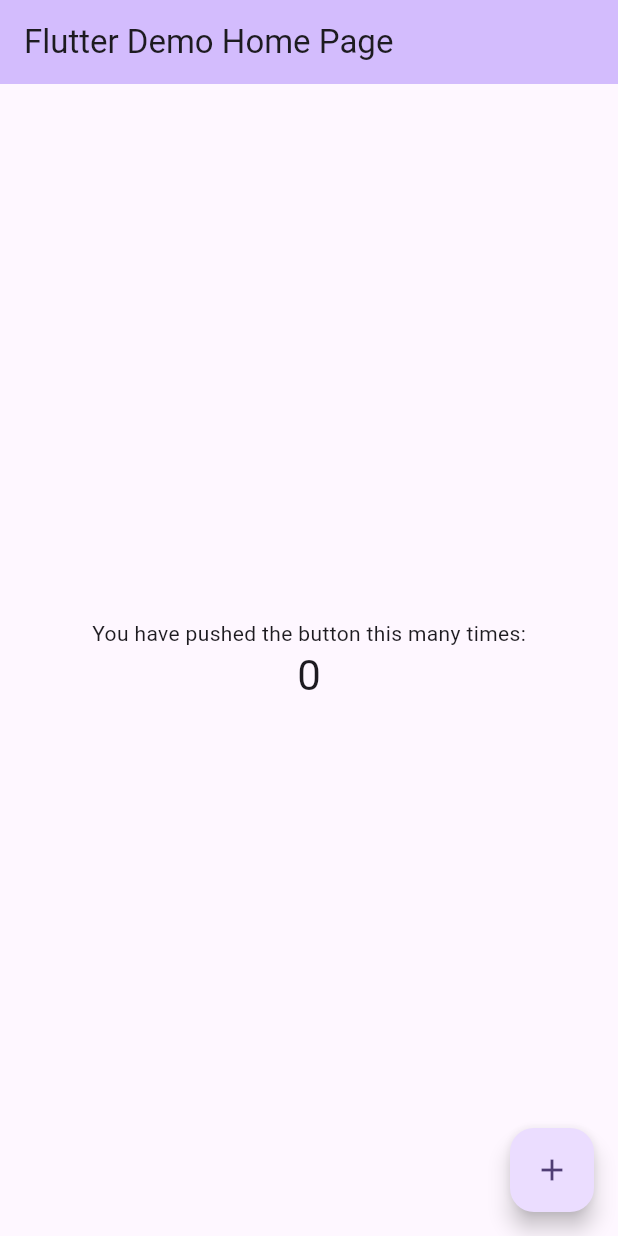
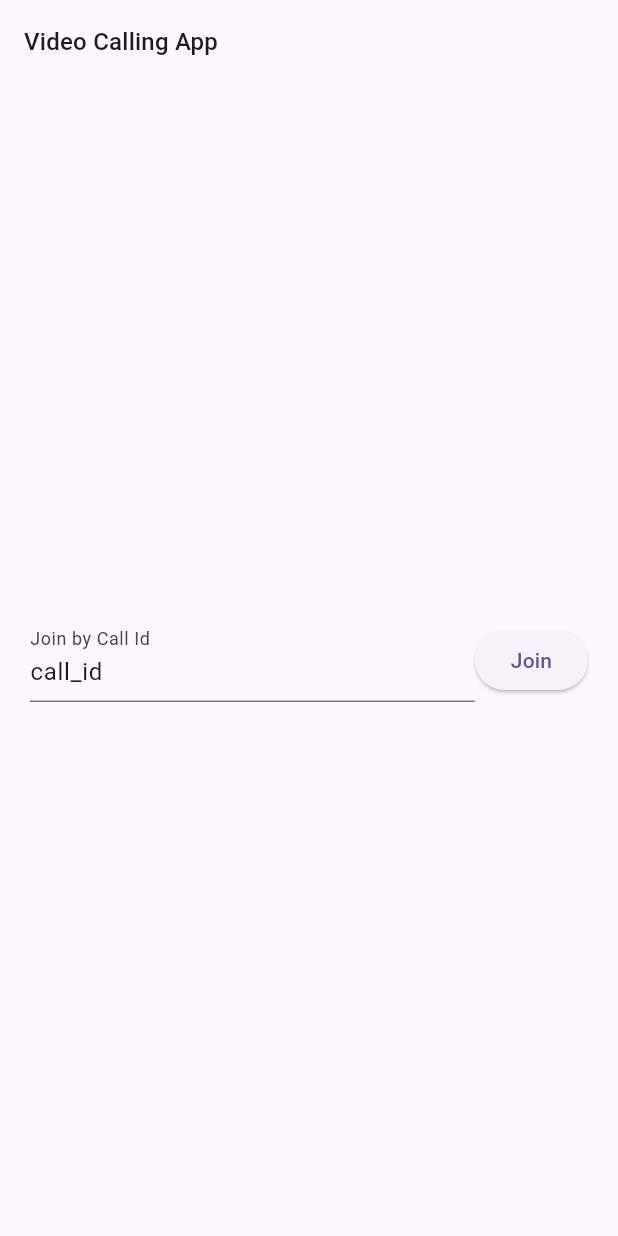
Before and after one commit to javedmughal-058/video_calling_using_zegocloud_in_flutter, a Flutter app: the screen it shows after launch, on a phone screen of 412 x 824 dp. Run offline on Flutter 3.47's test engine with Material 2 defaults, Android fonts, the phone set to English and light mode, and no system bars; missing offline and left inert: zego_uikit_prebuilt_call.

Commit message:
changes for video call

```diff
--- a/lib/main.dart
+++ b/lib/main.dart
@@ -1,4 +1,8 @@
 import 'package:flutter/material.dart';
+import 'package:video_calling_using_zegocloud_in_flutter/call_page.dart';
+import 'dart:math' as math;
+
+final String localUserID = math.Random().nextInt(10000).toString();
 
 void main() {
   runApp(const MyApp());
@@ -11,115 +15,52 @@ class MyApp extends StatelessWidget {
   @override
   Widget build(BuildContext context) {
     return MaterialApp(
-      title: 'Flutter Demo',
+      debugShowCheckedModeBanner: false,
+      title: 'Video Calling App',
       theme: ThemeData(
-        // This is the theme of your application.
-        //
-        // TRY THIS: Try running your application with "flutter run". You'll see
-        // the application has a blue toolbar. Then, without quitting the app,
-        // try changing the seedColor in the colorScheme below to Colors.green
-        // and then invoke "hot reload" (save your changes or press the "hot
-        // reload" button in a Flutter-supported IDE, or press "r" if you used
-        // the command line to start the app).
-        //
-        // Notice that the counter didn't reset back to zero; the application
-        // state is not lost during the reload. To reset the state, use hot
-        // restart instead.
-        //
-        // This works for code too, not just values: Most code changes can be
-        // tested with just a hot reload.
         colorScheme: ColorScheme.fromSeed(seedColor: Colors.deepPurple),
         useMaterial3: true,
       ),
-      home: const MyHomePage(title: 'Flutter Demo Home Page'),
+      home: MyHomePage(),
     );
   }
 }
 
-class MyHomePage extends StatefulWidget {
-  const MyHomePage({super.key, required this.title});
+class MyHomePage extends StatelessWidget {
+  final callIdTextCtrl = TextEditingController(text: 'call_id');
 
-  // This widget is the home page of your application. It is stateful, meaning
-  // that it has a State object (defined below) that contains fields that affect
-  // how it looks.
-
-  // This class is the configuration for the state. It holds the values (in this
-  // case the title) provided by the parent (in this case the App widget) and
-  // used by the build method of the State. Fields in a Widget subclass are
-  // always marked "final".
-
-  final String title;
-
-  @override
-  State<MyHomePage> createState() => _MyHomePageState();
-}
-
-class _MyHomePageState extends State<MyHomePage> {
-  int _counter = 0;
-
-  void _incrementCounter() {
-    setState(() {
-      // This call to setState tells the Flutter framework that something has
-      // changed in this State, which causes it to rerun the build method below
-      // so that the display can reflect the updated values. If we changed
-      // _counter without calling setState(), then the build method would not be
-      // called again, and so nothing would appear to happen.
-      _counter++;
-    });
-  }
+  MyHomePage({super.key});
 
   @override
   Widget build(BuildContext context) {
-    // This method is rerun every time setState is called, for instance as done
-    // by the _incrementCounter method above.
-    //
-    // The Flutter framework has been optimized to make rerunning build methods
-    // fast, so that you can just rebuild anything that needs updating rather
-    // than having to individually change instances of widgets.
     return Scaffold(
       appBar: AppBar(
-        // TRY THIS: Try changing the color here to a specific color (to
-        // Colors.amber, perhaps?) and trigger a hot reload to see the AppBar
-        // change color while the other colors stay the same.
-        backgroundColor: Theme.of(context).colorScheme.inversePrimary,
-        // Here we take the value from the MyHomePage object that was created by
-        // the App.build method, and use it to set our appbar title.
-        title: Text(widget.title),
+        title: Text('Video Calling App', style: Theme.of(context).textTheme.titleMedium),
       ),
       body: Center(
-        // Center is a layout widget. It takes a single child and positions it
-        // in the middle of the parent.
-        child: Column(
-          // Column is also a layout widget. It takes a list of children and
-          // arranges them vertically. By default, it sizes itself to fit its
-          // children horizontally, and tries to be as tall as its parent.
-          //
-          // Column has various properties to control how it sizes itself and
-          // how it positions its children. Here we use mainAxisAlignment to
-          // center the children vertically; the main axis here is the vertical
-          // axis because Columns are vertical (the cross axis would be
-          // horizontal).
-          //
-          // TRY THIS: Invoke "debug painting" (choose the "Toggle Debug Paint"
-          // action in the IDE, or press "p" in the console), to see the
-          // wireframe for each widget.
-          mainAxisAlignment: MainAxisAlignment.center,
-          children: <Widget>[
-            const Text(
-              'You have pushed the button this many times:',
-            ),
-            Text(
-              '$_counter',
-              style: Theme.of(context).textTheme.headlineMedium,
-            ),
-          ],
-        ),
+        child: Padding(
+            padding: const EdgeInsets.symmetric(horizontal: 20),
+            child: Row(
+              mainAxisAlignment: MainAxisAlignment.center,
+              crossAxisAlignment: CrossAxisAlignment.center,
+              children: [
+                Expanded(
+                  child: TextFormField(
+                    controller: callIdTextCtrl,
+                    decoration:
+                        const InputDecoration(labelText: 'Join by Call Id'),
+                  ),
+                ),
+                ElevatedButton(
+                    onPressed: () {
+                      Navigator.push(context, MaterialPageRoute(builder: (context)=> CallPage(
+                        localUserId: localUserID,
+                        id: callIdTextCtrl.text.toString().trim())));
+                    },
+                    child: const Text('Join'))
+              ],
+            )),
       ),
-      floatingActionButton: FloatingActionButton(
-        onPressed: _incrementCounter,
-        tooltip: 'Increment',
-        child: const Icon(Icons.add),
-      ), // This trailing comma makes auto-formatting nicer for build methods.
     );
   }
 }
--- a/pubspec.yaml
+++ b/pubspec.yaml
@@ -35,6 +35,7 @@ dependencies:
   # The following adds the Cupertino Icons font to your application.
   # Use with the CupertinoIcons class for iOS style icons.
   cupertino_icons: ^1.0.2
+  zego_uikit_prebuilt_call: ^3.16.2
 
 
 dev_dependencies:
```
Also changed, not shown: lib/call_page.dart (added, +22 -0 lines), 6 other files.
